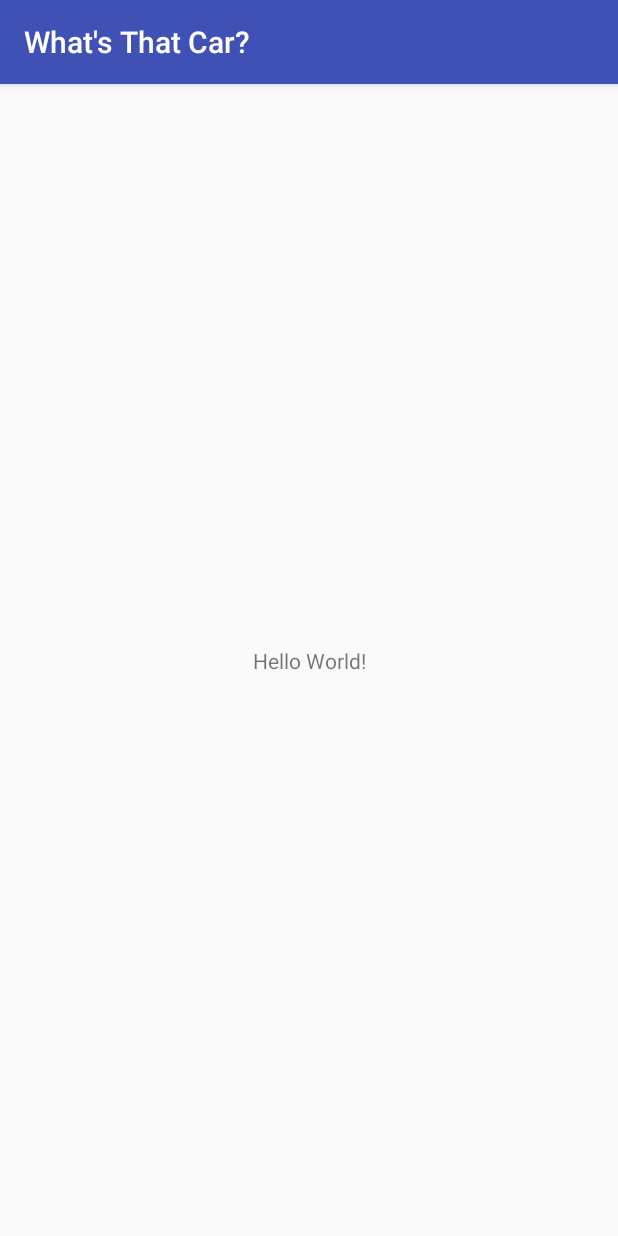
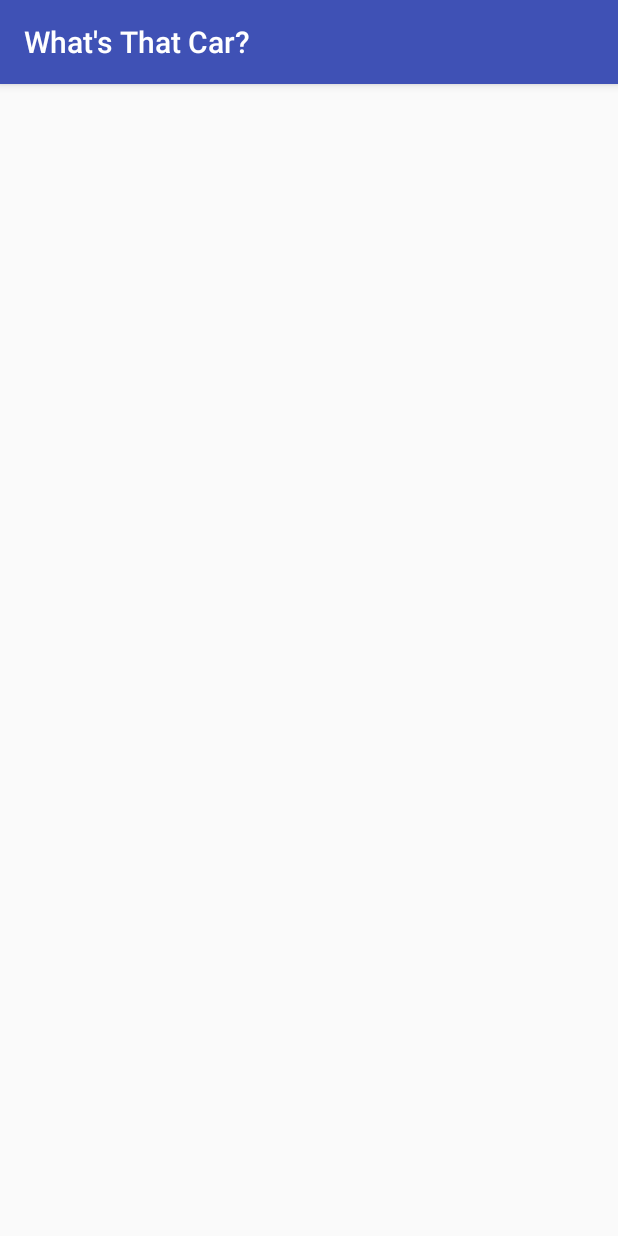
Before and after one commit to Patrick-Tsang/3A04-WTC, an Android app: the screen it shows after launch (HomeScreen), on a phone screen of 412 x 824 dp. Run offline under Robolectric (Android 15) with nearby library versions, the phone set to English and light mode, and no system bars.

```diff
--- a/app/src/main/java/t02/group1/whatsthatcar/ExpertModerator.java
+++ b/app/src/main/java/t02/group1/whatsthatcar/ExpertModerator.java
@@ -5,4 +5,7 @@ package t02.group1.whatsthatcar;
  */
 
 public class ExpertModerator {
+
+
+
 }
--- a/app/src/main/res/layout/activity_home_screen.xml
+++ b/app/src/main/res/layout/activity_home_screen.xml
@@ -6,13 +6,4 @@
     android:layout_height="match_parent"
     tools:context="t02.group1.whatsthatcar.HomeScreen">
 
-    <TextView
-        android:layout_width="wrap_content"
-        android:layout_height="wrap_content"
-        android:text="Hello World!"
-        app:layout_constraintBottom_toBottomOf="parent"
-        app:layout_constraintLeft_toLeftOf="parent"
-        app:layout_constraintRight_toRightOf="parent"
-        app:layout_constraintTop_toTopOf="parent" />
-
 </android.support.constraint.ConstraintLayout>
```
Also changed, not shown: app/src/main/java/t02/group1/whatsthatcar/SearchEngine.java (+34 -0 lines).
